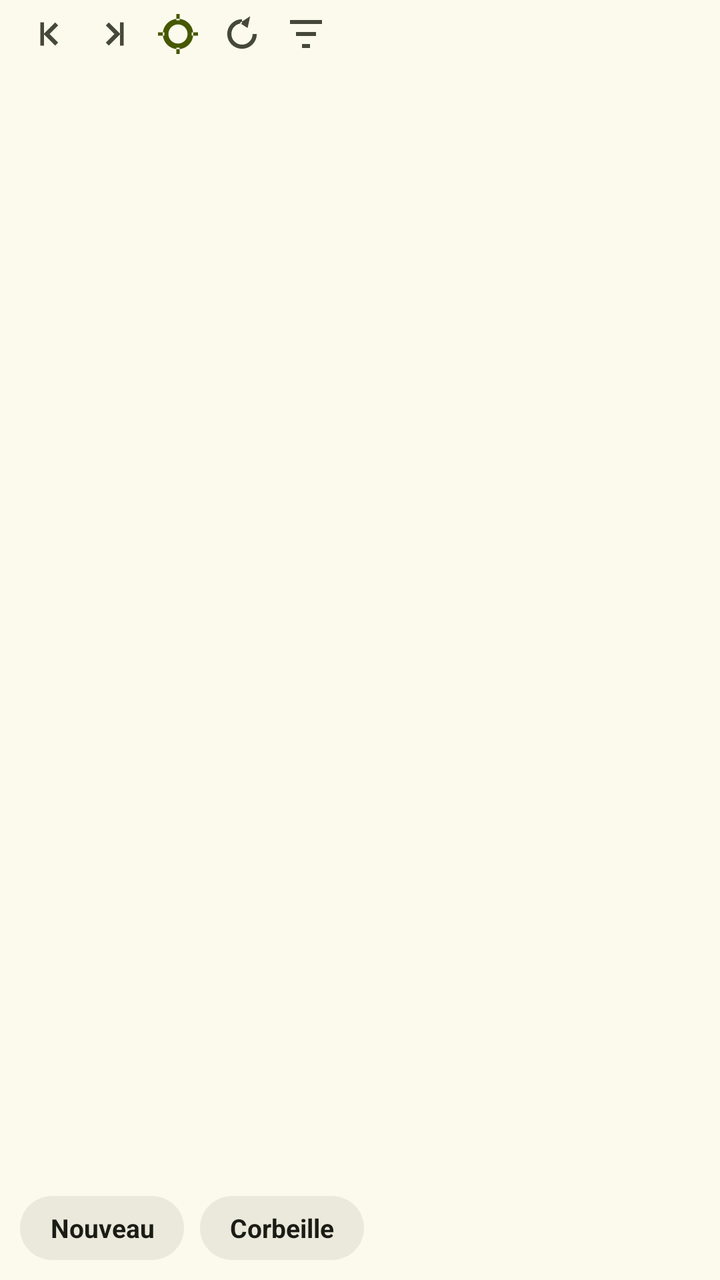
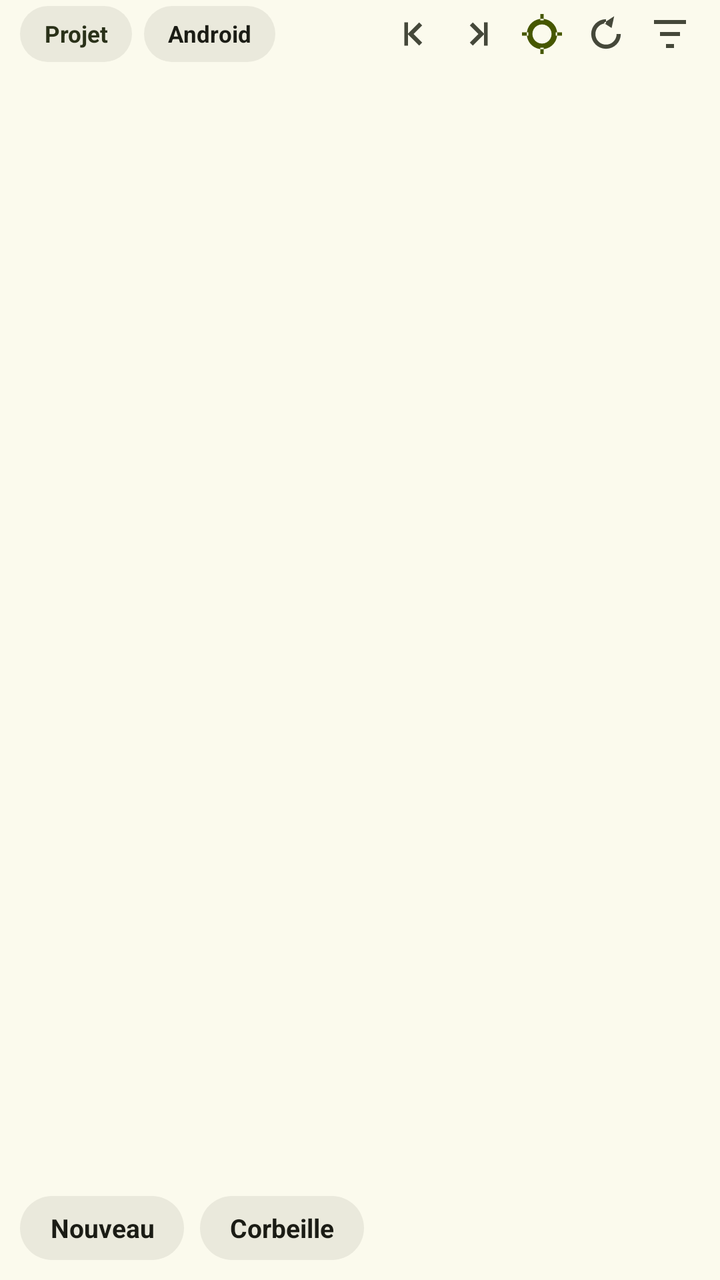

Before-and-after screenshots of an Android layout around one commit, followed by the original layout XML and the change that was made.
<!-- AndroidManifest.xml: application theme Theme.JoIDE -->
<!-- res/layout/files_tab_fragment.xml -->
<?xml version="1.0" encoding="utf-8"?>
<LinearLayout xmlns:android="http://schemas.android.com/apk/res/android"
    xmlns:app="http://schemas.android.com/apk/res-auto"
    android:layout_width="match_parent"
    android:layout_height="match_parent"
    android:orientation="vertical">

    
    <LinearLayout
        android:layout_width="match_parent"
        android:layout_height="wrap_content"
        android:orientation="horizontal"
        android:gravity="center_vertical"
        android:paddingStart="10dp"
        android:paddingEnd="10dp"
        android:paddingTop="2dp"
        android:paddingBottom="6dp">

        <ImageButton
            android:id="@+id/tree_collapse_all"
            style="@style/IconBtn"
            android:layout_width="30dp"
            android:layout_height="30dp"
            android:contentDescription="@string/tiroir_replier_tout"
            android:src="@drawable/ic_replier_tout"
            android:scaleType="centerInside"
            app:tint="@color/sur_var" />

        <ImageButton
            android:id="@+id/tree_expand_all"
            style="@style/IconBtn"
            android:layout_width="30dp"
            android:layout_height="30dp"
            android:layout_marginStart="2dp"
            android:contentDescription="@string/tiroir_deplier_tout"
            android:src="@drawable/ic_deplier_tout"
            android:scaleType="centerInside"
            app:tint="@color/sur_var" />

        <ImageButton
            android:id="@+id/tree_follow"
            style="@style/IconBtn"
            android:layout_width="30dp"
            android:layout_height="30dp"
            android:layout_marginStart="2dp"
            android:contentDescription="@string/tiroir_suivre"
            android:src="@drawable/ic_suivre"
            android:scaleType="centerInside"
            app:tint="@color/primaire" />

        <ImageButton
            android:id="@+id/tree_refresh"
            style="@style/IconBtn"
            android:layout_width="30dp"
            android:layout_height="30dp"
            android:layout_marginStart="2dp"
            android:contentDescription="@string/tiroir_actualiser"
            android:src="@drawable/ic_actualiser"
            android:scaleType="centerInside"
            app:tint="@color/sur_var" />

        <ImageButton
            android:id="@+id/tree_filter"
            style="@style/IconBtn"
            android:layout_width="30dp"
            android:layout_height="30dp"
            android:layout_marginStart="2dp"
            android:contentDescription="@string/tiroir_filtrer"
            android:src="@drawable/ic_filter"
            android:scaleType="centerInside"
            app:tint="@color/sur_var" />
    </LinearLayout>

    
    <LinearLayout
        android:id="@+id/tree_filter_box"
        android:layout_width="match_parent"
        android:layout_height="wrap_content"
        android:orientation="horizontal"
        android:gravity="center_vertical"
        android:layout_marginStart="10dp"
        android:layout_marginEnd="10dp"
        android:layout_marginBottom="6dp"
        android:paddingStart="10dp"
        android:paddingEnd="10dp"
        android:background="@drawable/fond_field"
        android:visibility="gone">

        <EditText
            android:id="@+id/tree_filter_field"
            android:layout_width="0dp"
            android:layout_height="38dp"
            android:layout_weight="1"
            android:inputType="text"
            android:imeOptions="actionSearch"
            android:singleLine="true"
            android:background="@null"
            android:hint="@string/tiroir_filtre_indice"
            android:textColor="@color/sur"
            android:textColorHint="@color/contour"
            android:textSize="12.5sp" />

        <TextView
            android:id="@+id/tree_filter_count"
            android:layout_width="wrap_content"
            android:layout_height="wrap_content"
            android:layout_marginStart="8dp"
            android:textColor="@color/sur_var"
            android:textSize="11sp"
            android:visibility="gone" />
    </LinearLayout>

    
    <LinearLayout
        android:id="@+id/tree_selection_bar"
        android:layout_width="match_parent"
        android:layout_height="wrap_content"
        android:orientation="horizontal"
        android:gravity="center_vertical"
        android:paddingStart="10dp"
        android:paddingEnd="6dp"
        android:paddingTop="6dp"
        android:paddingBottom="6dp"
        android:background="@color/sc2"
        android:visibility="gone">

        <TextView
            android:id="@+id/tree_selection_count"
            android:layout_width="0dp"
            android:layout_height="wrap_content"
            android:layout_weight="1"
            android:textColor="@color/sur_sc2"
            android:textSize="11.5sp"
            android:textStyle="bold" />

        <ImageButton
            android:id="@+id/tree_selection_trash"
            style="@style/IconBtn"
            android:layout_width="32dp"
            android:layout_height="32dp"
            android:contentDescription="@string/tiroir_selection_supprimer"
            android:src="@drawable/ic_trash"
            android:scaleType="centerInside"
            app:tint="@color/sur_sc2" />

        <ImageButton
            android:id="@+id/tree_selection_copy"
            style="@style/IconBtn"
            android:layout_width="32dp"
            android:layout_height="32dp"
            android:contentDescription="@string/tiroir_selection_copier"
            android:src="@drawable/ic_copy"
            android:scaleType="centerInside"
            app:tint="@color/sur_sc2" />

        <ImageButton
            android:id="@+id/tree_selection_move"
            style="@style/IconBtn"
            android:layout_width="32dp"
            android:layout_height="32dp"
            android:contentDescription="@string/tiroir_selection_deplacer"
            android:src="@drawable/ic_arrow"
            android:scaleType="centerInside"
            app:tint="@color/sur_sc2" />

        <ImageButton
            android:id="@+id/tree_selection_close"
            style="@style/IconBtn"
            android:layout_width="32dp"
            android:layout_height="32dp"
            android:contentDescription="@string/tiroir_action_annuler"
            android:src="@drawable/ic_x"
            android:scaleType="centerInside"
            app:tint="@color/sur_sc2" />
    </LinearLayout>

    
    <androidx.recyclerview.widget.RecyclerView
        android:id="@+id/tree_list"
        android:layout_width="match_parent"
        android:layout_height="0dp"
        android:layout_weight="1"
        android:paddingStart="10dp"
        android:paddingEnd="10dp"
        android:paddingTop="2dp"
        android:paddingBottom="10dp"
        android:clipToPadding="false" />

    
    <LinearLayout
        android:layout_width="match_parent"
        android:layout_height="wrap_content"
        android:orientation="horizontal"
        android:padding="10dp">

        <TextView
            android:id="@+id/tree_new_file"
            style="@style/Chip"
            android:layout_width="wrap_content"
            android:layout_height="32dp"
            android:gravity="center"
            android:text="@string/atelier_nouveau_fichier"
            android:textColor="@color/sur"
            android:textSize="@dimen/chip_txt"
            android:textStyle="bold" />

        <TextView
            android:id="@+id/tree_delete"
            style="@style/Chip"
            android:layout_width="wrap_content"
            android:layout_height="32dp"
            android:layout_marginStart="8dp"
            android:gravity="center"
            android:text="@string/atelier_corbeille"
            android:textColor="@color/sur"
            android:textSize="@dimen/chip_txt"
            android:textStyle="bold" />
    </LinearLayout>
</LinearLayout>
<!-- resources referenced by this layout -->
<resources>
  <color name="contour">#767966</color>
  <color name="primaire">#465700</color>
  <color name="sc2">#DEE5C3</color>
  <color name="sur">#1B1C15</color>
  <color name="sur_sc2">#2A3119</color>
  <color name="sur_var">#45483A</color>
  <dimen name="chip_txt">13sp</dimen>
  <!-- drawable fond_field (drawable) -->
  <?xml version="1.0" encoding="utf-8"?>
  <shape xmlns:android="http://schemas.android.com/apk/res/android"
      android:shape="rectangle">
      <solid android:color="@color/sc_highest" />
      <stroke android:width="1dp" android:color="@color/contour_var" />
      <corners android:radius="12dp" />
  </shape>
  <!-- drawable ic_arrow (drawable) -->
  <?xml version="1.0" encoding="utf-8"?>
  <vector xmlns:android="http://schemas.android.com/apk/res/android"
      android:width="24dp" android:height="24dp"
      android:viewportWidth="24" android:viewportHeight="24"
      android:tint="?attr/colorOnSurfaceVariant">
      <path android:pathData="M9 7l5 5-5 5" android:fillColor="#FFFFFF" />
  </vector>
  <!-- drawable ic_x (drawable) -->
  <?xml version="1.0" encoding="utf-8"?>
  <vector xmlns:android="http://schemas.android.com/apk/res/android"
      android:width="24dp" android:height="24dp"
      android:viewportWidth="24" android:viewportHeight="24"
      android:tint="?attr/colorOnSurfaceVariant">
      <path android:pathData="M5.3 4l15 15-1.4 1.4-15-15z" android:fillColor="#FFFFFF" />
  </vector>
  <string name="atelier_corbeille">Corbeille</string>
  <string name="atelier_nouveau_fichier">Nouveau</string>
  <string name="tiroir_action_annuler">Annuler</string>
  <string name="tiroir_actualiser">Actualiser</string>
  <string name="tiroir_deplier_tout">Tout déplier</string>
  <string name="tiroir_filtre_indice">Filtrer par nom…</string>
  <string name="tiroir_filtrer">Filtrer</string>
  <string name="tiroir_replier_tout">Tout replier</string>
  <string name="tiroir_selection_copier">Copier les chemins</string>
  <string name="tiroir_selection_deplacer">Déplacer la sélection</string>
  <string name="tiroir_selection_supprimer">Supprimer la sélection</string>
  <string name="tiroir_suivre">Suivre le fichier actif</string>
  <style name="Chip" parent="">
          <item name="android:background">@drawable/fond_chip</item>
          <item name="android:minHeight">@dimen/chip_hauteur</item>
          <item name="android:paddingStart">@dimen/chip_padding_h</item>
          <item name="android:paddingEnd">@dimen/chip_padding_h</item>
          <item name="android:gravity">center_vertical</item>
      </style>
  <style name="IconBtn" parent="">
          <item name="android:background">@drawable/fond_iconbtn</item>
      </style>
  <color name="sc_highest">#E4E3D7</color>
  <color name="contour_var">#C6C9B2</color>
  <!-- drawable fond_chip (drawable) -->
  <?xml version="1.0" encoding="utf-8"?>
  <shape xmlns:android="http://schemas.android.com/apk/res/android">
      <solid android:color="@color/sc_high" />
      <corners android:radius="19dp" />
  </shape>
  <dimen name="chip_hauteur">38dp</dimen>
  <dimen name="chip_padding_h">15dp</dimen>
  <color name="sur_primaire">#FFFFFF</color>
  <color name="conteneur_primaire">#C7EE45</color>
  <color name="sur_conteneur_primaire">#273300</color>
  <color name="tertiaire">#6C3E85</color>
  <color name="sur_tertiaire">#FFFFFF</color>
  <color name="conteneur_tertiaire">#F2D9FF</color>
  <color name="sur_conteneur_tertiaire">#3E2457</color>
  <color name="sc">#EFEEE2</color>
  <color name="erreur">#8F4C38</color>
  <color name="conteneur_erreur">#FFDBD1</color>
  <color name="sur_conteneur_erreur">#5B1A0B</color>
  <color name="fond">#FBFAED</color>
  <color name="sc_low">#F5F4E7</color>
  <color name="sc_lowest">#FFFFFF</color>
  <color name="sc_high">#EAE9DC</color>
  <!-- unchanged entries left out for length: 9 -->
</resources>

<!-- the commit's change to res/layout/files_tab_fragment.xml (unified diff, before → after) -->
@@ -15,6 +15,38 @@
         android:paddingEnd="10dp"
         android:paddingTop="2dp"
         android:paddingBottom="6dp">
+
+        <TextView
+            android:id="@+id/tree_view_project"
+            style="@style/Chip"
+            android:layout_width="wrap_content"
+            android:layout_height="28dp"
+            android:gravity="center"
+            android:paddingStart="12dp"
+            android:paddingEnd="12dp"
+            android:text="@string/tiroir_vue_projet"
+            android:textColor="@color/sur_sc2"
+            android:textSize="11.5sp"
+            android:textStyle="bold" />
+
+        <TextView
+            android:id="@+id/tree_view_android"
+            style="@style/Chip"
+            android:layout_width="wrap_content"
+            android:layout_height="28dp"
+            android:layout_marginStart="6dp"
+            android:gravity="center"
+            android:paddingStart="12dp"
+            android:paddingEnd="12dp"
+            android:text="@string/tiroir_vue_android"
+            android:textColor="@color/sur"
+            android:textSize="11.5sp"
+            android:textStyle="bold" />
+
+        <View
+            android:layout_width="0dp"
+            android:layout_height="1dp"
+            android:layout_weight="1" />
 
         <ImageButton
             android:id="@+id/tree_collapse_all"
<!-- resource entries referenced after the edit -->
@@ -43,6 +43,8 @@
   <string name="tiroir_selection_deplacer">Déplacer la sélection</string>
   <string name="tiroir_selection_supprimer">Supprimer la sélection</string>
   <string name="tiroir_suivre">Suivre le fichier actif</string>
+  <string name="tiroir_vue_android">Android</string>
+  <string name="tiroir_vue_projet">Projet</string>
   <style name="Chip" parent="">
           <item name="android:background">@drawable/fond_chip</item>
           <item name="android:minHeight">@dimen/chip_hauteur</item>
